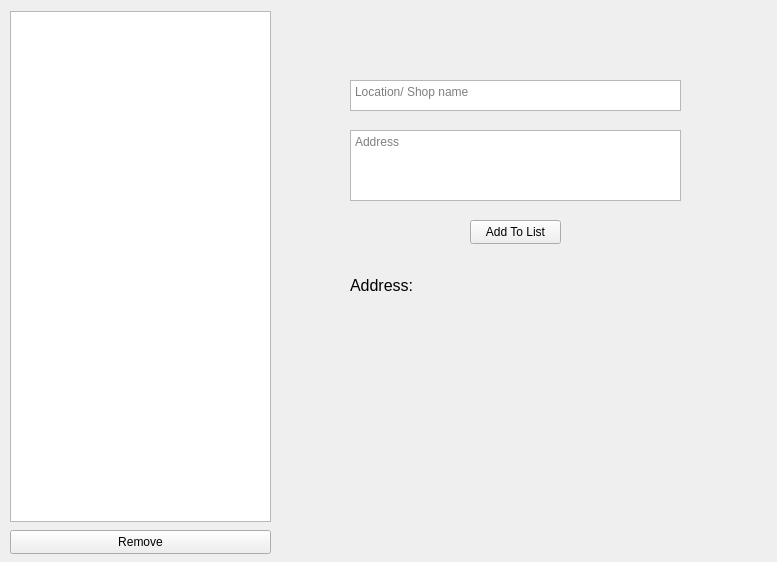
This is Source/EditLocations.ui in DhirajWishal/DeliveryPlanningTool as Qt 5 draws it before an edit. The edited form follows.
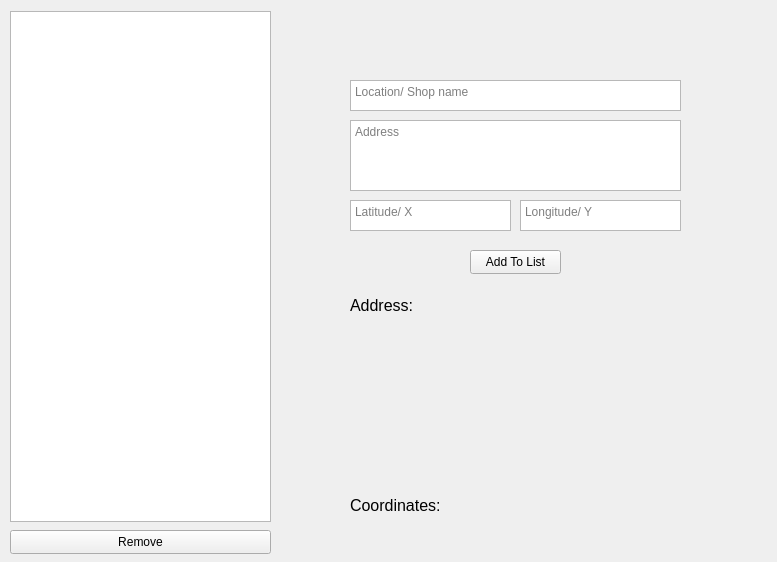
This is the edited form.

Commit message:
Added coordinate system and better documenting.
* Every location is given a coordinate (x, y or latitude, longitude).
* This coordinate is then used to find the shortest path to deliver.
* Added better documentations.

```diff
--- a/Source/EditLocations.ui
+++ b/Source/EditLocations.ui
@@ -17,7 +17,7 @@
    <property name="geometry">
     <rect>
      <x>470</x>
-     <y>220</y>
+     <y>250</y>
      <width>91</width>
      <height>24</height>
     </rect>
@@ -66,7 +66,7 @@
    <property name="geometry">
     <rect>
      <x>350</x>
-     <y>130</y>
+     <y>120</y>
      <width>331</width>
      <height>71</height>
     </rect>
@@ -79,7 +79,7 @@
    <property name="geometry">
     <rect>
      <x>350</x>
-     <y>270</y>
+     <y>290</y>
      <width>329</width>
      <height>31</height>
     </rect>
@@ -99,7 +99,7 @@
      <x>350</x>
      <y>330</y>
      <width>329</width>
-     <height>221</height>
+     <height>151</height>
     </rect>
    </property>
    <property name="text">
@@ -115,6 +115,63 @@
     <bool>true</bool>
    </property>
   </widget>
+  <widget class="QTextEdit" name="latitude">
+   <property name="geometry">
+    <rect>
+     <x>350</x>
+     <y>200</y>
+     <width>161</width>
+     <height>31</height>
+    </rect>
+   </property>
+   <property name="placeholderText">
+    <string>Latitude/ X</string>
+   </property>
+  </widget>
+  <widget class="QTextEdit" name="longitude">
+   <property name="geometry">
+    <rect>
+     <x>520</x>
+     <y>200</y>
+     <width>161</width>
+     <height>31</height>
+    </rect>
+   </property>
+   <property name="placeholderText">
+    <string>Longitude/ Y</string>
+   </property>
+  </widget>
+  <widget class="QLabel" name="label_2">
+   <property name="geometry">
+    <rect>
+     <x>350</x>
+     <y>490</y>
+     <width>331</width>
+     <height>31</height>
+    </rect>
+   </property>
+   <property name="font">
+    <font>
+     <pointsize>12</pointsize>
+    </font>
+   </property>
+   <property name="text">
+    <string>Coordinates:</string>
+   </property>
+  </widget>
+  <widget class="QLabel" name="coordinates">
+   <property name="geometry">
+    <rect>
+     <x>350</x>
+     <y>525</y>
+     <width>331</width>
+     <height>21</height>
+    </rect>
+   </property>
+   <property name="text">
+    <string/>
+   </property>
+  </widget>
  </widget>
  <resources/>
  <connections/>
```
The commit also changes 20 other files.
